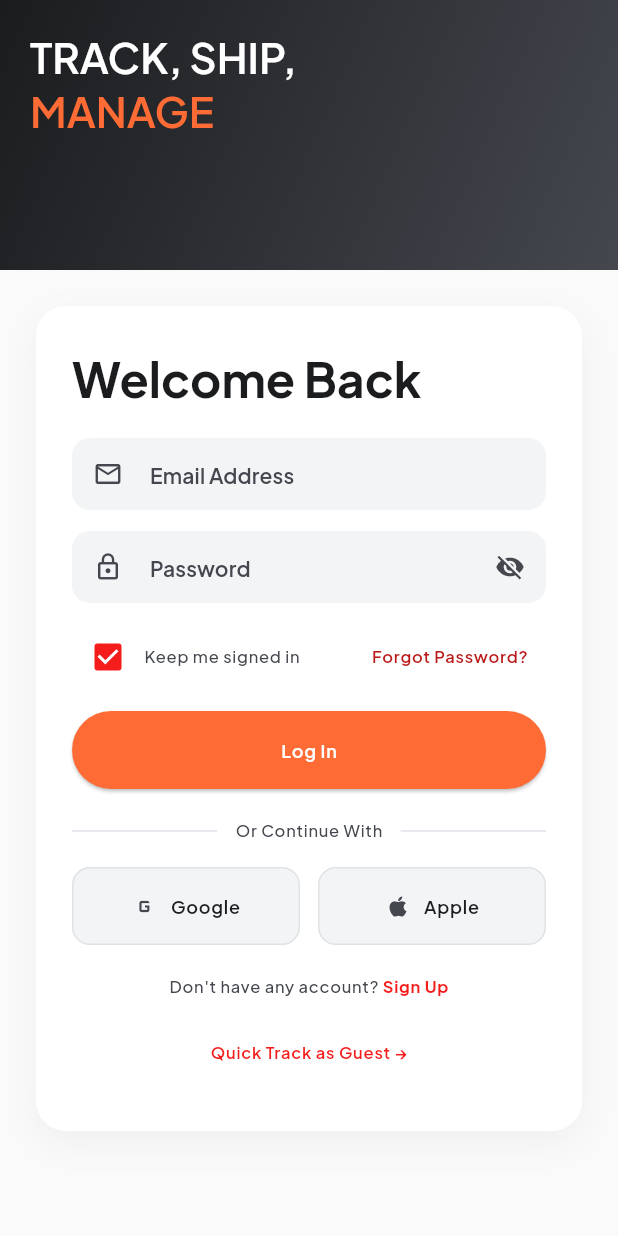
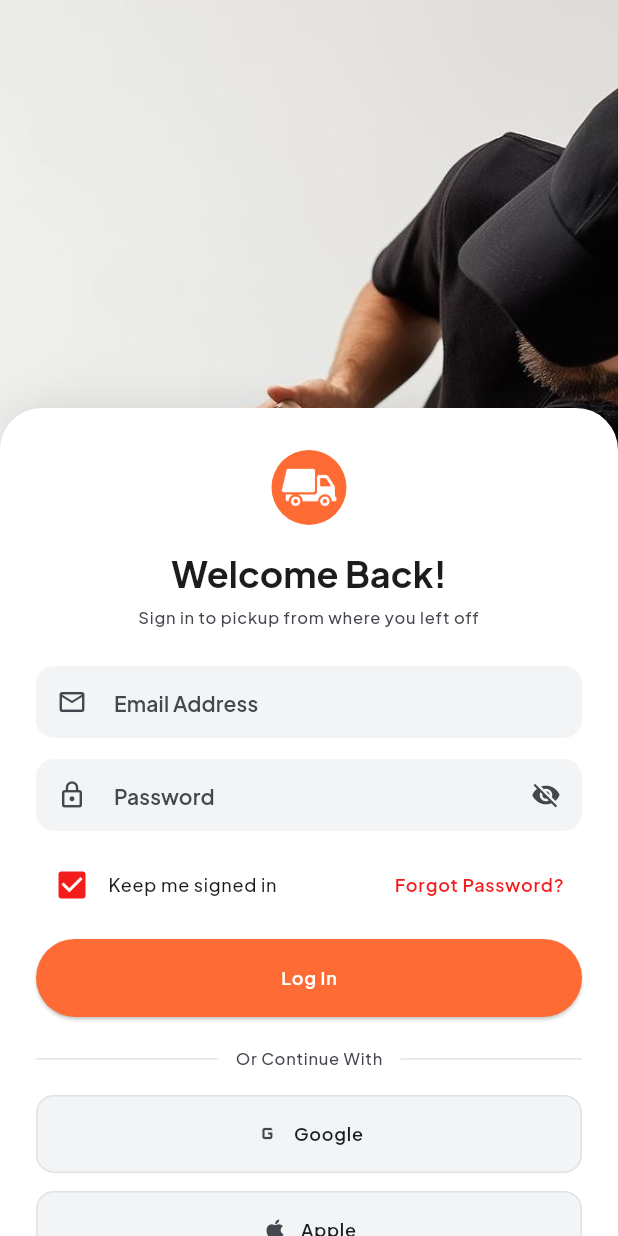
Before and after one commit to Dev-hurl/swiftcel, a Flutter app: the LoginScreen screen opened by its route, on a phone screen of 412 x 824 dp. Run offline on Flutter 3.47's test engine with Material 3 defaults, Android fonts, the phone set to English and light mode, and no system bars; our stand-ins replace app_links, cloud_firestore, firebase_analytics, firebase_auth, firebase_core, fl_chart and 3 more; accounts and stored records are empty.

Commit message:
Refactor login and onboarding screens

```diff
--- a/lib/features/auth/presentation/screens/login_screen.dart
+++ b/lib/features/auth/presentation/screens/login_screen.dart
@@ -45,74 +45,72 @@ class _LoginScreenState extends State<LoginScreen> {
     final colorScheme = Theme.of(context).colorScheme;
 
     return Scaffold(
-      body: Column(
+      body: Stack(
         children: [
-          // Hero
-          Container(
-            height: 180,
-            width: double.infinity,
-            decoration: BoxDecoration(
-              gradient: LinearGradient(
-                colors: [colorScheme.onSurface, colorScheme.onSurfaceVariant],
-                begin: Alignment.topLeft,
-                end: Alignment.bottomRight,
+          Positioned.fill(
+            child: Image.asset(
+              'assets/images/bg image.png',
+              fit: BoxFit.cover,
+              alignment: Alignment.topCenter,
             ),
           ),
-            child: SafeArea(
-              child: Padding(
-                padding: EdgeInsets.all(20),
-                child: Column(
-                  crossAxisAlignment: CrossAxisAlignment.start,
-                  children: [
-                    RichText(
-                      text: TextSpan(
-                        style: textTheme.headlineMedium?.copyWith(
-                          fontWeight: FontWeight.bold,
-                          height: 1.4,
+
+          Positioned(
+            top: MediaQuery.of(context).size.height * 0.33,
+            left: 0,
+            right: 0,
+            bottom: 0,
+            child: Container(
+              decoration: BoxDecoration(
+                color: colorScheme.surfaceBright,
+                borderRadius: const BorderRadius.vertical(
+                  top: Radius.circular(28),
                 ),
-                        children: [
-                          TextSpan(
-                            text: 'TRACK, SHIP,\n',
-                            style: textTheme.displaySmall?.copyWith(
-                              color: colorScheme.surfaceBright,
-                            ),
-                          ),
-                          TextSpan(
-                            text: 'MANAGE',
-                            style: textTheme.displaySmall?.copyWith(
-                              color: colorScheme.primary,
-                            ),
+                boxShadow: [
+                  BoxShadow(
+                    color: colorScheme.onSurface.withValues(alpha: 0.08),
+                    blurRadius: 20,
+                    offset: const Offset(0, -4),
                   ),
                 ],
               ),
-                    ),
-                  ],
-                ),
-              ),
-            ),
-          ),
-          Expanded(
               child: SingleChildScrollView(
-              padding: EdgeInsets.symmetric(horizontal: 24, vertical: 24),
-              child: Container(
-                width: double.infinity,
-                padding: EdgeInsets.symmetric(horizontal: 24, vertical: 28),
-                decoration: BoxDecoration(
-                  color: colorScheme.surfaceBright,
-                  borderRadius: BorderRadius.circular(20),
-                  boxShadow: [
-                    BoxShadow(
-                      color: colorScheme.onSurface.withValues(alpha: 0.05),
-                      blurRadius: 20,
-                      offset: Offset(0, 8),
-                    ),
-                  ],
+                padding: EdgeInsets.symmetric(
+                  horizontal: 24,
+                  vertical: 28,
                 ),
                 child: Column(
                   crossAxisAlignment: CrossAxisAlignment.start,
                   children: [
-                    Text('Welcome Back', style: textTheme.displayMedium),
-                    SizedBox(height: 20),
+                    Center(
+                      child: Container(
+                        height: 50,
+                        width: 50,
+                        decoration: BoxDecoration(
+                          color: colorScheme.primary,
+                          shape: BoxShape.circle,
+                        ),
+                        child: Image.asset(
+                          'assets/icons/white transparent logo only.png',
+                        ),
+                      ),
+                    ),
+                    SizedBox(height: 16),
+                    Center(
+                      child: Text(
+                        'Welcome Back!',
+                        style: textTheme.headlineLarge,
+                      ),
+                    ),
+                    const SizedBox(height: 6),
+                    Center(
+                      child: Text(
+                        'Sign in to pickup from where you left off',
+                        style: textTheme.labelSmall,
+                        textAlign: TextAlign.center,
+                      ),
+                    ),
+                    const SizedBox(height: 24),
                     TextField(
                       controller: _identifierController,
                       decoration: InputDecoration(
@@ -120,7 +118,7 @@ class _LoginScreenState extends State<LoginScreen> {
                         hintStyle: textTheme.labelLarge?.copyWith(
                           color: colorScheme.onSurfaceVariant,
                         ),
-                        prefixIcon: Icon(Icons.mail_outline, size: 20),
+                        prefixIcon: const Icon(Icons.mail_outline, size: 20),
                         filled: true,
                         fillColor: colorScheme.surfaceContainerLowest,
                         enabledBorder: OutlineInputBorder(
@@ -133,7 +131,7 @@ class _LoginScreenState extends State<LoginScreen> {
                         ),
                         errorBorder: OutlineInputBorder(
                           borderRadius: BorderRadius.circular(12),
-                          borderSide: BorderSide(color: AppColors.error),
+                          borderSide: const BorderSide(color: AppColors.error),
                         ),
                       ),
                     ),
@@ -146,7 +144,7 @@ class _LoginScreenState extends State<LoginScreen> {
                         hintStyle: textTheme.labelLarge?.copyWith(
                           color: colorScheme.onSurfaceVariant,
                         ),
-                        prefixIcon: Icon(Icons.lock_outline, size: 20),
+                        prefixIcon: const Icon(Icons.lock_outline, size: 20),
                         suffixIcon: IconButton(
                           icon: Icon(
                             _obscurePassword
@@ -170,11 +168,11 @@ class _LoginScreenState extends State<LoginScreen> {
                         ),
                         errorBorder: OutlineInputBorder(
                           borderRadius: BorderRadius.circular(12),
-                          borderSide: BorderSide(color: AppColors.error),
+                          borderSide: const BorderSide(color: AppColors.error),
                         ),
                       ),
                     ),
-                    SizedBox(height: 12),
+                    const SizedBox(height: 12),
                     Row(
                       children: [
                         Checkbox(
@@ -185,24 +183,24 @@ class _LoginScreenState extends State<LoginScreen> {
                         ),
                         Text(
                           'Keep me signed in',
-                          style: textTheme.labelSmall?.copyWith(
+                          style: textTheme.labelMedium?.copyWith(
                             fontWeight: FontWeight.w500,
                           ),
                         ),
-                        Spacer(),
+                        const Spacer(),
                         TextButton(
                           onPressed: () => context.go('/forgot-password'),
                           child: Text(
                             'Forgot Password?',
-                            style: textTheme.labelSmall?.copyWith(
-                              color: AppColors.error,
+                            style: textTheme.labelMedium?.copyWith(
+                              color: AppColors.orangeSecondary,
                               fontWeight: FontWeight.w600,
                             ),
                           ),
                         ),
                       ],
                     ),
-                    SizedBox(height: 12),
+                    const SizedBox(height: 12),
                     SizedBox(
                       width: double.infinity,
                       height: 52,
@@ -210,7 +208,7 @@ class _LoginScreenState extends State<LoginScreen> {
                         onPressed: authProvider.isSubmitting ? null : _login,
                         style: ElevatedButton.styleFrom(
                           backgroundColor: colorScheme.primary,
-                          padding: EdgeInsets.symmetric(vertical: 16),
+                          padding: const EdgeInsets.symmetric(vertical: 16),
                           shape: RoundedRectangleBorder(
                             borderRadius: BorderRadius.circular(30),
                           ),
@@ -232,47 +230,39 @@ class _LoginScreenState extends State<LoginScreen> {
                               ),
                       ),
                     ),
-                    SizedBox(height: 20),
+                    const SizedBox(height: 20),
                     Row(
                       children: [
-                        Expanded(child: Divider()),
+                        const Expanded(child: Divider()),
                         Padding(
-                          padding: EdgeInsets.symmetric(horizontal: 12),
+                          padding: const EdgeInsets.symmetric(horizontal: 12),
                           child: Text(
                             'Or Continue With',
                             style: textTheme.labelSmall,
                           ),
                         ),
-                        Expanded(child: Divider()),
+                        const Expanded(child: Divider()),
                       ],
                     ),
-                    SizedBox(height: 16),
-                    Row(
-                      children: [
-                        Expanded(
-                          child: _SocialButton(
+                    const SizedBox(height: 16),
+                    _SocialButton(
                       icon: Icons.g_mobiledata,
                       label: 'Google',
                       onTap: () {},
                     ),
-                        ),
-                        SizedBox(width: 12),
-                        Expanded(
-                          child: _SocialButton(
+                    const SizedBox(height: 12),
+                    _SocialButton(
                       icon: Icons.apple,
                       label: 'Apple',
                       onTap: () {},
                     ),
-                        ),
-                      ],
-                    ),
-                    SizedBox(height: 20),
+                    const SizedBox(height: 20),
                     Center(
                       child: RichText(
                         text: TextSpan(
                           style: textTheme.labelSmall?.copyWith(),
                           children: [
-                            TextSpan(text: "Don't have any account? "),
+                            const TextSpan(text: "Don't have any account? "),
                             TextSpan(
                               text: 'Sign Up',
                               style: textTheme.labelSmall?.copyWith(
@@ -286,7 +276,7 @@ class _LoginScreenState extends State<LoginScreen> {
                         ),
                       ),
                     ),
-                    SizedBox(height: 12),
+                    const SizedBox(height: 12),
                     Center(
                       child: TextButton(
                         onPressed: () {
@@ -329,6 +319,7 @@ class _SocialButton extends StatelessWidget {
 
     return SizedBox(
       height: 52,
+      width: double.infinity,
       child: OutlinedButton.icon(
         onPressed: onTap,
         icon: Icon(icon, size: 18),
```
Also changed, not shown: lib/features/auth/presentation/screens/onboarding_screen.dart (+4 -12 lines), lib/features/auth/presentation/screens/signup_screen.dart (+64 -1 lines). Lines whose indentation alone changed are shown as unchanged.
